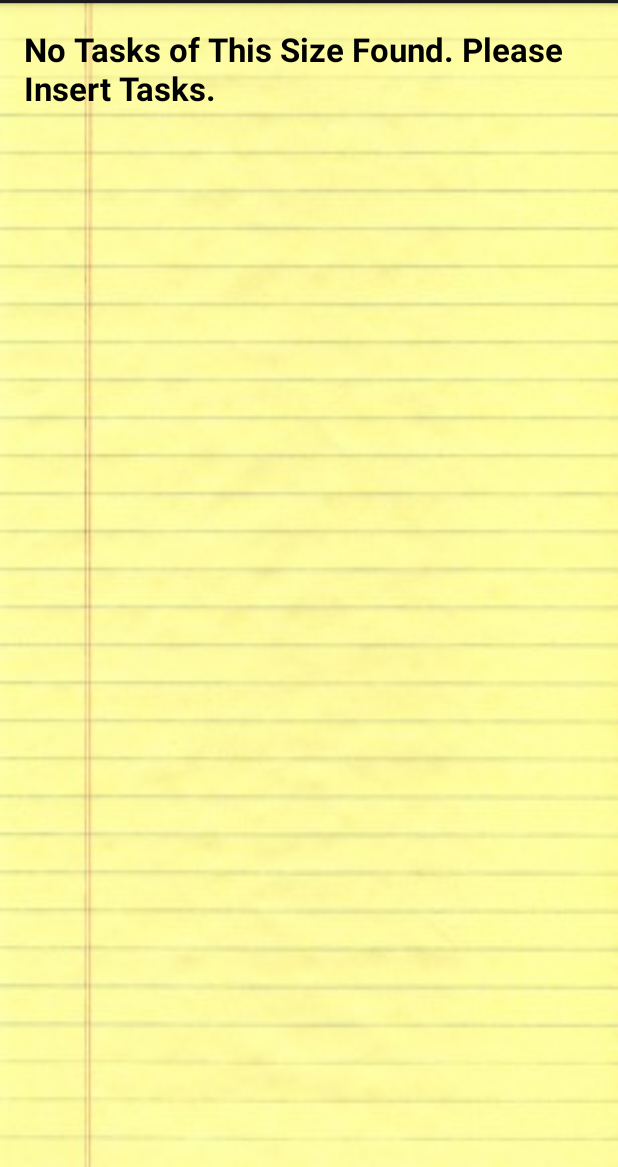
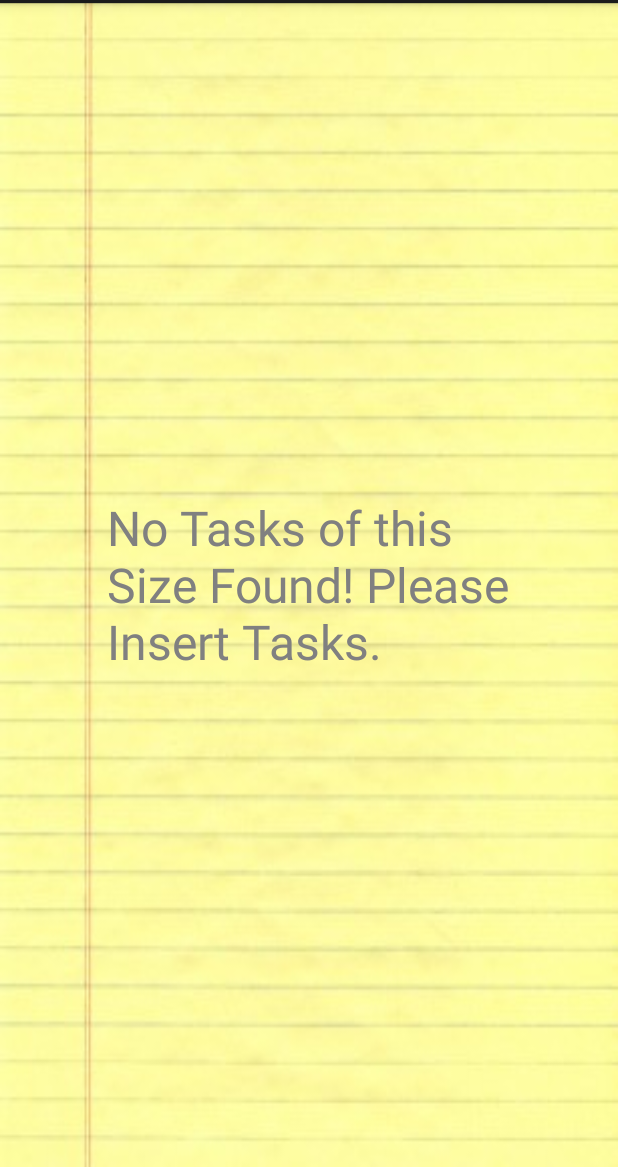
Before and after one commit to Zhomans/MobileProtoSprint3, an Android app: the ViewPagerFragment screen opened directly, with no data from a screen before it, on a phone screen of 412 x 824 dp, the part 69-1236 px from its top. Run offline under Robolectric (Android 15) with nearby library versions, the phone set to English and light mode, and no system bars.

Commit message:
centered the empty page

```diff
--- a/Otters/Otters/src/main/res/layout/fragment_screen_slide_empty_page.xml
+++ b/Otters/Otters/src/main/res/layout/fragment_screen_slide_empty_page.xml
@@ -11,11 +11,15 @@
         <TextView
             style="?android:textAppearanceLarge"
             android:id="@+id/TaskTitle"
-            android:textStyle="bold"
-            android:text="No Tasks of This Size Found. Please Insert Tasks."
-            android:layout_width="match_parent"
+            android:text="No Tasks of this Size Found! Please Insert Tasks."
+            android:layout_width="wrap_content"
+            android:textColor="@color/d_gray"
             android:layout_height="wrap_content"
+            android:layout_marginRight="55dp"
+            android:layout_marginLeft="55dp"
             android:layout_marginBottom="16dp"
+            android:layout_centerVertical="true"
+            android:textSize="32sp"
             android:textAlignment="center"/>
 
     </RelativeLayout>
```
